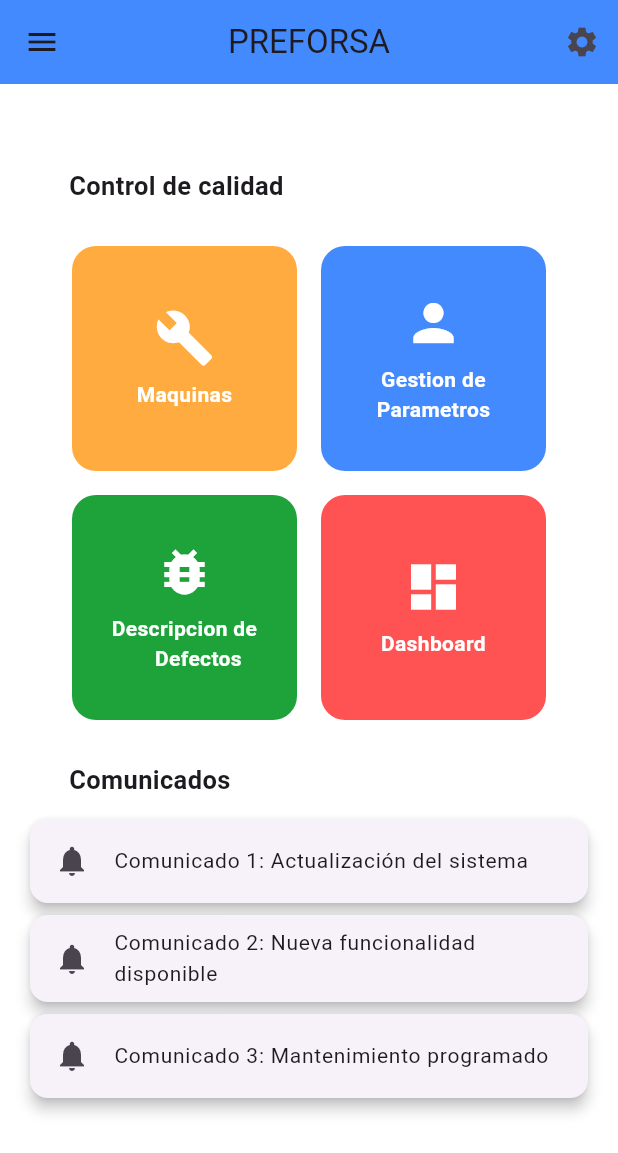
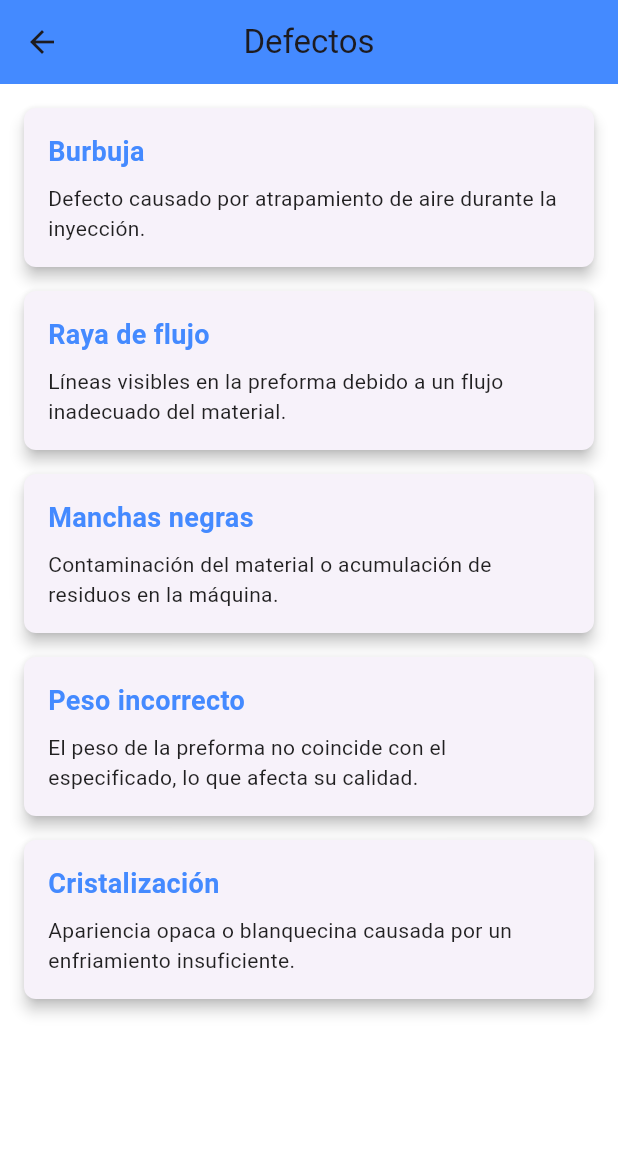
Before and after one commit to Dorian-Cachi-Zalles/ProyectoAppPREFORSA, a Flutter app: the screen it shows after launch, after a tap on an icon or button, on a phone screen of 412 x 824 dp. Shown: the top 1153 px of the screen. Run offline on Flutter 3.47's test engine with Material 3 defaults, Android fonts, the phone set to English and light mode, and no system bars; our stand-ins replace flutter_form_builder, form_builder_validators, persistent_bottom_nav_bar, shared_preferences, sqflite; missing offline and left inert: flutter_settings_ui, swipeable_tile; accounts and stored records are empty.

Commit message:
ventana de descripcion de defectos creada, mejorar, y a;adir

```diff
--- /dev/null
+++ b/lib/src/views/descripcion_defectos.dart
@@ -0,0 +1,79 @@
+import 'package:flutter/material.dart';
+
+class ScreenDescDefec extends StatelessWidget {
+  const ScreenDescDefec({super.key});
+
+  @override
+  Widget build(BuildContext context) {
+    final List<Map<String, String>> defectDescriptions = [
+      {
+        'title': 'Burbuja',
+        'description':
+            'Defecto causado por atrapamiento de aire durante la inyección.',
+      },
+      {
+        'title': 'Raya de flujo',
+        'description':
+            'Líneas visibles en la preforma debido a un flujo inadecuado del material.',
+      },
+      {
+        'title': 'Manchas negras',
+        'description':
+            'Contaminación del material o acumulación de residuos en la máquina.',
+      },
+      {
+        'title': 'Peso incorrecto',
+        'description':
+            'El peso de la preforma no coincide con el especificado, lo que afecta su calidad.',
+      },
+      {
+        'title': 'Cristalización',
+        'description':
+            'Apariencia opaca o blanquecina causada por un enfriamiento insuficiente.',
+      },
+    ];
+
+    return Scaffold(
+      appBar: AppBar(
+        title: const Text('Defectos'),
+        centerTitle: true,
+        backgroundColor: Colors.blueAccent,
+      ),
+      body: ListView.builder(
+        padding: const EdgeInsets.all(16),
+        itemCount: defectDescriptions.length,
+        itemBuilder: (context, index) {
+          final defect = defectDescriptions[index];
+          return Card(
+            margin: const EdgeInsets.only(bottom: 16),
+            shape: RoundedRectangleBorder(
+              borderRadius: BorderRadius.circular(8),
+            ),
+            elevation: 4,
+            child: Padding(
+              padding: const EdgeInsets.all(16),
+              child: Column(
+                crossAxisAlignment: CrossAxisAlignment.start,
+                children: [
+                  Text(
+                    defect['title']!,
+                    style: const TextStyle(
+                      fontSize: 18,
+                      fontWeight: FontWeight.bold,
+                      color: Colors.blueAccent,
+                    ),
+                  ),
+                  const SizedBox(height: 8),
+                  Text(
+                    defect['description']!,
+                    style: const TextStyle(fontSize: 14, color: Colors.black87),
+                  ),
+                ],
+              ),
+            ),
+          );
+        },
+      ),
+    );
+  }
+}
--- a/lib/src/views/formularios/home_screen.dart
+++ b/lib/src/views/formularios/home_screen.dart
@@ -2,6 +2,7 @@ import 'package:flutter/material.dart';
 import 'package:provider/provider.dart';
 import 'package:proyecto/src/models/settings_model.dart';
 import 'package:proyecto/src/views/dashboard.dart';
+import 'package:proyecto/src/views/descripcion_defectos.dart';
 import 'package:proyecto/src/widgets/settings_page.dart';
 import 'package:proyecto/src/views/formularios/preformas_ips.dart';
 import 'package:proyecto/src/widgets/custom_drawer.dart';
@@ -109,6 +110,11 @@ class _HomeScreenState extends State<HomeScreen> {
                         text: "Descripcion de \n     Defectos",
                         fontSize: settingsModel.fontSize,
                         onTap: () {
+                          Navigator.push(
+                              context,
+                              MaterialPageRoute(
+                                  builder: (context) =>
+                                      const ScreenDescDefec()));
                           // Agrega la navegación correspondiente
                         },
                       ),
```
